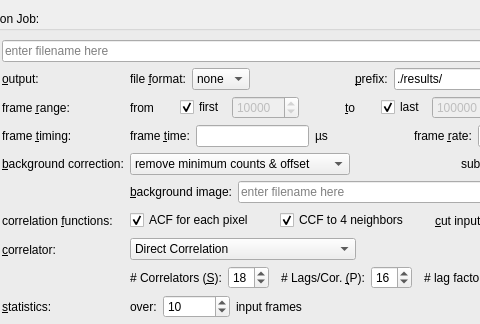
The window that plugins/imagingfcs/qfrdrimagingfcscorrelationdialog.ui (jkriege2/QuickFit3) describes before a commit, drawn with Qt 5; both pictures show x 87 to 567 and y 0 to 324 of the 878 by 665 pixel window.
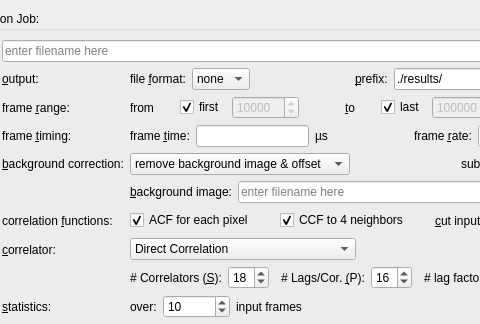
The same window after the commit. Icons and pictures are not drawn. Custom widgets are drawn as their Qt base class.

Diff of the .ui file:
```diff
--- a/plugins/imagingfcs/qfrdrimagingfcscorrelationdialog.ui
+++ b/plugins/imagingfcs/qfrdrimagingfcscorrelationdialog.ui
@@ -528,7 +528,7 @@
               </size>
              </property>
              <property name="currentIndex">
-              <number>2</number>
+              <number>3</number>
              </property>
              <item>
               <property name="text">
```
Left out of the diff: 5 changed lines with no effect on the pictures.
